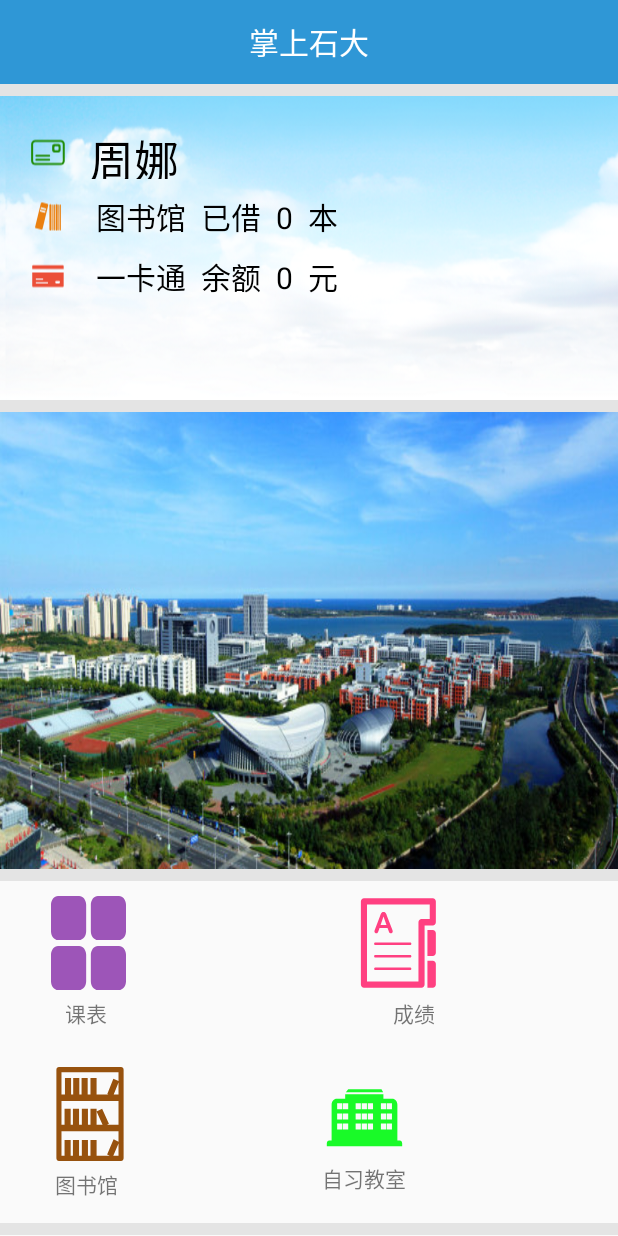
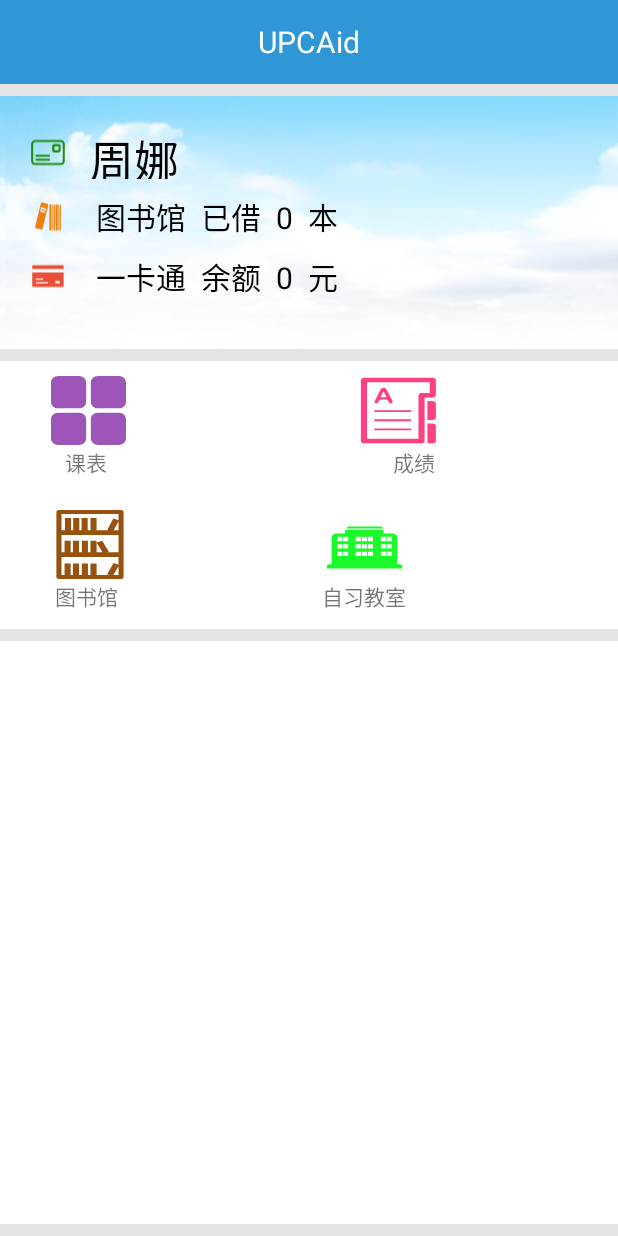
Before and after one commit to STRSong/UPCAid, an Android app: the layout activity_main.xml on its own in the app's theme, with its tools: preview values and no code run, on a phone screen of 412 x 824 dp. Run offline under Robolectric (Android 15) with nearby library versions, the phone set to English and light mode, and no system bars.

Commit message:
修改ui

```diff
--- a/app/src/main/java/jwxt/cacher/cc/jwxt/WelcomeActivity.java
+++ b/app/src/main/java/jwxt/cacher/cc/jwxt/WelcomeActivity.java
@@ -40,7 +40,7 @@ public class WelcomeActivity extends Activity {
                public void run() {
                     //在子线程里停留三秒钟
                     try {
-                         Thread.sleep(3000);
+                         Thread.sleep(1000);
                     } catch (InterruptedException e) {
                          //把异常信息打印在控制台上
                          e.printStackTrace();
--- a/app/src/main/res/layout/activity_main.xml
+++ b/app/src/main/res/layout/activity_main.xml
@@ -1,6 +1,7 @@
 <?xml version="1.0" encoding="utf-8"?>
 <LinearLayout xmlns:android="http://schemas.android.com/apk/res/android"
-              android:layout_width="match_parent"
+    xmlns:tools="http://schemas.android.com/tools"
+    android:layout_width="match_parent"
               android:layout_height="match_parent"
               android:weightSum="1"
               android:orientation="vertical">
@@ -16,7 +17,7 @@
             android:layout_width="wrap_content"
             android:layout_height="wrap_content"
             android:layout_gravity="center"
-            android:text="掌上石大"
+            android:text="UPCAid"
             android:textSize="20dp"
             android:textColor="@color/courseNameColor"/>
     </android.support.v7.widget.Toolbar>
@@ -28,16 +29,17 @@
             android:layout_height="match_parent"
             android:background="@color/greybackground"/>
     </LinearLayout>
+
     <LinearLayout
         android:layout_width="match_parent"
         android:layout_height="match_parent"
         android:orientation="vertical">
         <LinearLayout
             android:layout_width="match_parent"
-            android:layout_height="0dp"
-            android:layout_weight="0.8"
+            android:layout_height="142dp"
             android:background="@drawable/self_background"
-            android:orientation="vertical">
+            android:orientation="vertical"
+            android:layout_weight="0.07">
             <LinearLayout
                 android:layout_width="wrap_content"
                 android:layout_height="wrap_content"
@@ -145,21 +147,7 @@
             </LinearLayout>
 
         </LinearLayout>
-        <LinearLayout
-        android:layout_width="match_parent"
-        android:layout_height="8dp">
-        <TextView
-            android:layout_width="match_parent"
-            android:layout_height="match_parent"
-            android:background="@color/greybackground"/>
-    </LinearLayout>
-        <LinearLayout
-            android:layout_width="match_parent"
-            android:layout_height="0dp"
-            android:layout_weight="1.2"
-            android:background="@drawable/upcscenery">
 
-        </LinearLayout>
         <LinearLayout
             android:layout_width="match_parent"
             android:layout_height="8dp">
@@ -170,9 +158,9 @@
         </LinearLayout>
         <LinearLayout
             android:layout_width="match_parent"
-            android:layout_height="0dp"
-            android:layout_weight="0.9"
-            android:orientation="vertical">
+            android:layout_height="wrap_content"
+            android:orientation="vertical"
+            android:background="@android:color/white">
             <LinearLayout
                 android:layout_width="match_parent"
                 android:layout_height="0dp"
@@ -302,8 +290,25 @@
                 android:layout_height="match_parent"
                 android:background="@color/greybackground"/>
         </LinearLayout>
+        <LinearLayout
+            android:layout_width="match_parent"
+            android:layout_height="0dp"
+            android:layout_weight="1">
+            <TextView
+                android:layout_width="match_parent"
+                android:layout_height="match_parent"
+                android:background="@android:color/white"/>
+        </LinearLayout>
+        <LinearLayout
+            android:layout_width="match_parent"
+            android:layout_height="8dp">
+            <TextView
+                android:layout_width="match_parent"
+                android:layout_height="match_parent"
+                android:background="@color/greybackground"/>
+        </LinearLayout>
     </LinearLayout>
-    </LinearLayout>
+</LinearLayout>
 
         <!--<LinearLayout-->
             <!--android:layout_width="match_parent"-->
--- a/app/src/main/res/layout/activity_szsd_login.xml
+++ b/app/src/main/res/layout/activity_szsd_login.xml
@@ -2,7 +2,7 @@
 <LinearLayout xmlns:android="http://schemas.android.com/apk/res/android"
     android:orientation="vertical" android:layout_width="match_parent"
     android:layout_height="match_parent"
-              android:background="@drawable/picture_logininbackground"
+
     android:weightSum="1">
     <android.support.v7.widget.Toolbar
         xmlns:android="http://schemas.android.com/apk/res/android"
@@ -16,7 +16,7 @@
             android:layout_width="wrap_content"
             android:layout_height="wrap_content"
             android:layout_gravity="center"
-            android:text="掌上石大"
+            android:text="UPCAid"
             android:textSize="20dp"
             android:textColor="@color/courseNameColor"/>
     </android.support.v7.widget.Toolbar>
```
